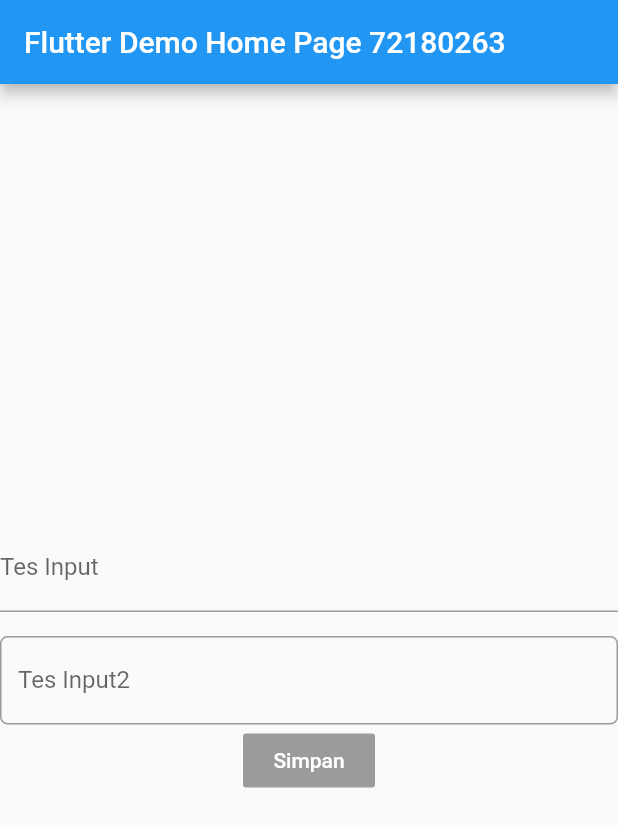
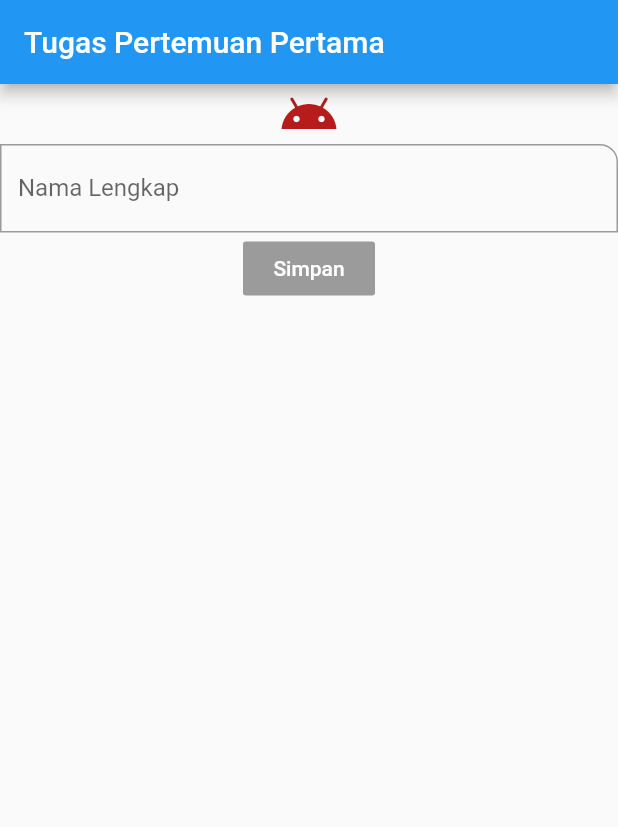
Before and after one commit to Morgan263/Progmob_2020, a Flutter app: the screen it shows after launch, on a phone screen of 412 x 824 dp. Shown: the top 827 px of the screen. Run offline on Flutter 3.47's test engine with Material 2 defaults, Android fonts, the phone set to English and light mode, and no system bars.

Commit message:
Tugas 8: Flutter Widget

```diff
--- a/lib/main.dart
+++ b/lib/main.dart
@@ -1,5 +1,6 @@
 import 'package:flutter/material.dart';
 import 'package:flutter_progmob_2020/pertemuan1.dart';
+import 'package:flutter_progmob_2020/tugaspertemuan8.dart';
 
 void main() {
   runApp(MyApp());
@@ -17,7 +18,7 @@ class MyApp extends StatelessWidget {
 
         visualDensity: VisualDensity.adaptivePlatformDensity,
       ),
-      home: Pertemuan1(title: 'Flutter Demo Home Page 72180263'),
+      home: tugaspertemuan8(title: 'Tugas Pertemuan Pertama'),
     );
   }
 }
--- /dev/null
+++ b/lib/tugaspertemuan8.dart
@@ -0,0 +1,68 @@
+import 'package:flutter/material.dart';
+
+
+class tugaspertemuan8 extends StatefulWidget {
+  tugaspertemuan8({Key key, this.title}) : super(key: key);
+
+final String title;
+
+@override
+_tugaspertemuan8State createState() => _tugaspertemuan8State();
+}
+
+class _tugaspertemuan8State extends State<tugaspertemuan8> {
+  int _counter = 2;
+
+  void _incrementCounter() {
+    setState(() {
+      _counter++;
+    });
+  }
+
+  @override
+  Widget build(BuildContext context) {
+    return Scaffold(
+      appBar: AppBar(
+
+        title: Text(widget.title),
+      ),
+      body: Center(
+        child: Column(
+
+          mainAxisAlignment: MainAxisAlignment.start,
+
+          children: <Widget>[
+            new Icon(Icons.android, color: Colors.red[900], size: 40.0),
+            TextFormField(
+
+
+              decoration: new InputDecoration(
+
+                  labelText: "Nama Lengkap",
+                  hintText: "contoh: Morgan Haloho",
+                  border: OutlineInputBorder(
+                    borderRadius: new BorderRadius.only(topRight:Radius.circular(12)),
+                  )
+              ),
+            ),
+            RaisedButton(
+              color: Colors.transparent,
+              splashColor: Colors.blue,
+              onPressed: null,
+              child: Text("Simpan",
+                style: TextStyle(
+                    color: Colors.white
+                ),
+              ),
+            )
+          ],
+        ),
+      ),
+      //floatingActionButton: FloatingActionButton(
+      //onPressed: _incrementCounter,
+      //tooltip: 'Increment',
+      //child: Icon(Icons.add),
+      // ), // This trailing comma makes auto-formatting nicer for build methods.
+    );
+  }
+}
```
